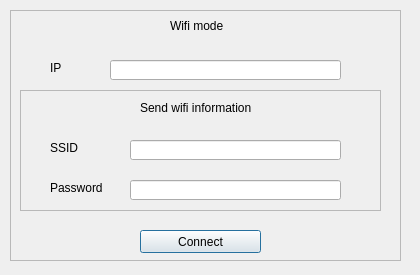
Before: the Qt Designer form ui_Files/wifiConnect.ui in sujin16/PMASProject, drawn with Qt 5.
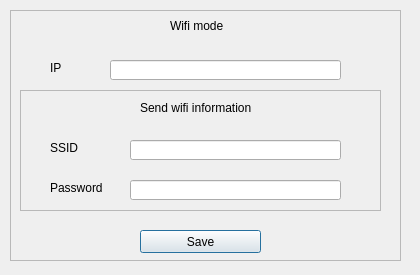
After: the same form once the commit is applied.

What changed in the file:
```diff
--- a/ui_Files/wifiConnect.ui
+++ b/ui_Files/wifiConnect.ui
@@ -76,7 +76,7 @@
      </rect>
     </property>
     <property name="text">
-     <string>Connect</string>
+     <string>Save</string>
     </property>
    </widget>
    <widget class="QFrame" name="sub_wifi_frame">
```
Left out of the diff: 2 changed lines with no effect on the pictures.
